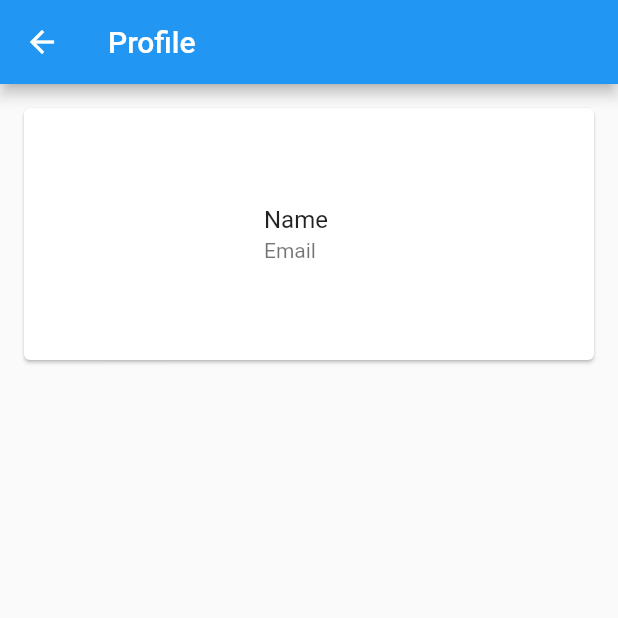
After one commit to ReahaanSheriff/shiprocket, a Flutter app: the Profile screen opened directly, after a tap on "Name", on a phone screen of 412 x 824 dp, the top half of it. The commit adds this screen. Run offline on Flutter 3.47's test engine with Material 2 defaults, Android fonts, the light colour scheme and no system bars; our stand-ins replace cloud_firestore, firebase_auth, firebase_core, fluttertoast, google_sign_in, shared_preferences; missing offline and left inert: razorpay_flutter; accounts and stored records are empty.

Commit message:
distance using formulae

```diff
--- a/lib/views/home.dart
+++ b/lib/views/home.dart
@@ -3,6 +3,7 @@ import 'package:fluttertoast/fluttertoast.dart';
 import 'package:shipping/helperfunctions/sharedpref_helper.dart';
 import 'package:shipping/services/auth.dart';
 import 'package:shipping/views/createshipment.dart';
+import 'package:shipping/views/profile.dart';
 import 'package:shipping/views/signin.dart';
 import 'package:shipping/views/viewshipments.dart';
 import 'package:shipping/views/wallet.dart';
@@ -163,16 +164,23 @@ class _HomeState extends State<Home> {
                         child: ListTile(
                             contentPadding: EdgeInsets.all(10),
                             onTap: () {
-                              Fluttertoast.showToast(
-                                  msg: "Account Settings",
-                                  toastLength: Toast.LENGTH_SHORT,
-                                  gravity: ToastGravity.CENTER,
-                                  timeInSecForIosWeb: 1,
-                                  backgroundColor: Colors.red,
-                                  textColor: Colors.white,
-                                  fontSize: 16.0);
+                              Navigator.push(
+                                context,
+                                MaterialPageRoute(
+                                    builder: (context) => Profile()),
+                              );
                             },
-                            title: Text("Account Settings"),
+                            // onTap: () {
+                            //   Fluttertoast.showToast(
+                            //       msg: "Account Settings",
+                            //       toastLength: Toast.LENGTH_SHORT,
+                            //       gravity: ToastGravity.CENTER,
+                            //       timeInSecForIosWeb: 1,
+                            //       backgroundColor: Colors.red,
+                            //       textColor: Colors.white,
+                            //       fontSize: 16.0);
+                            // },
+                            title: Text("Profile"),
                             subtitle: Text("Manage your shiprocket account."),
                             leading: Icon(
                               Icons.account_box_rounded,
--- /dev/null
+++ b/lib/views/profile.dart
@@ -0,0 +1,60 @@
+import 'package:flutter/material.dart';
+import 'dart:math';
+import 'package:vector_math/vector_math.dart';
+
+class Profile extends StatefulWidget {
+  const Profile({Key? key}) : super(key: key);
+
+  @override
+  _ProfileState createState() => _ProfileState();
+}
+
+class _ProfileState extends State<Profile> {
+  void data() {
+    var lat1 = 12.97999;
+    var lng1 = 80.126018;
+    var lat2 = 13.002586;
+    var lng2 = 80.189364;
+    var result;
+    result = 6371 *
+        acos(cos(radians(lat1)) *
+                cos(radians(lat2)) *
+                cos(radians(lng1) - radians(lng2)) +
+            sin(radians(lat1)) * sin(radians(lat2)));
+    print(result);
+  }
+
+  @override
+  Widget build(BuildContext context) {
+    return Scaffold(
+      appBar: AppBar(
+        title: Text("Profile"),
+      ),
+      body: Container(
+        height: 200,
+        child: Padding(
+          padding: const EdgeInsets.all(12.0),
+          child: Card(
+              child: Center(
+            child: Padding(
+              padding: const EdgeInsets.only(left: 150.0),
+              child: ListTile(
+                contentPadding: EdgeInsets.all(10),
+                onTap: () {
+                  data();
+                },
+                title: Text("Name"),
+                subtitle: Text("Email"),
+                // leading: Icon(
+                //   Icons.add_business_rounded,
+                //   size: 40,
+                // ),
+                // trailing: Icon(Icons.arrow_forward_ios_outlined)
+              ),
+            ),
+          )),
+        ),
+      ),
+    );
+  }
+}
--- a/pubspec.yaml
+++ b/pubspec.yaml
@@ -36,6 +36,7 @@ dependencies:
   flutter_signin_button: ^2.0.0
   razorpay_flutter: ^1.2.1
   fluttertoast: ^8.0.8
+  vector_math: ^2.1.1
   http:
 
 
```
